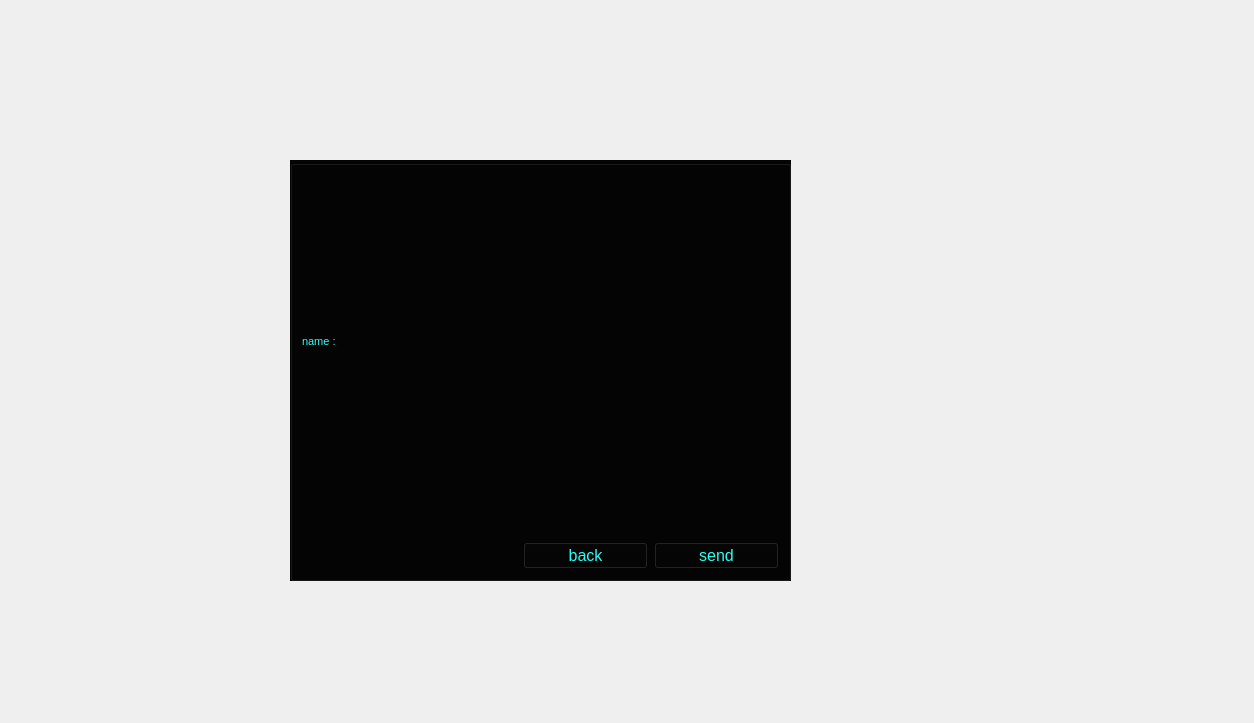
The window that massenger/joingroup_dialog.ui (MahanBeidokhti/AP-Messenger) describes before a commit, drawn with Qt 5.
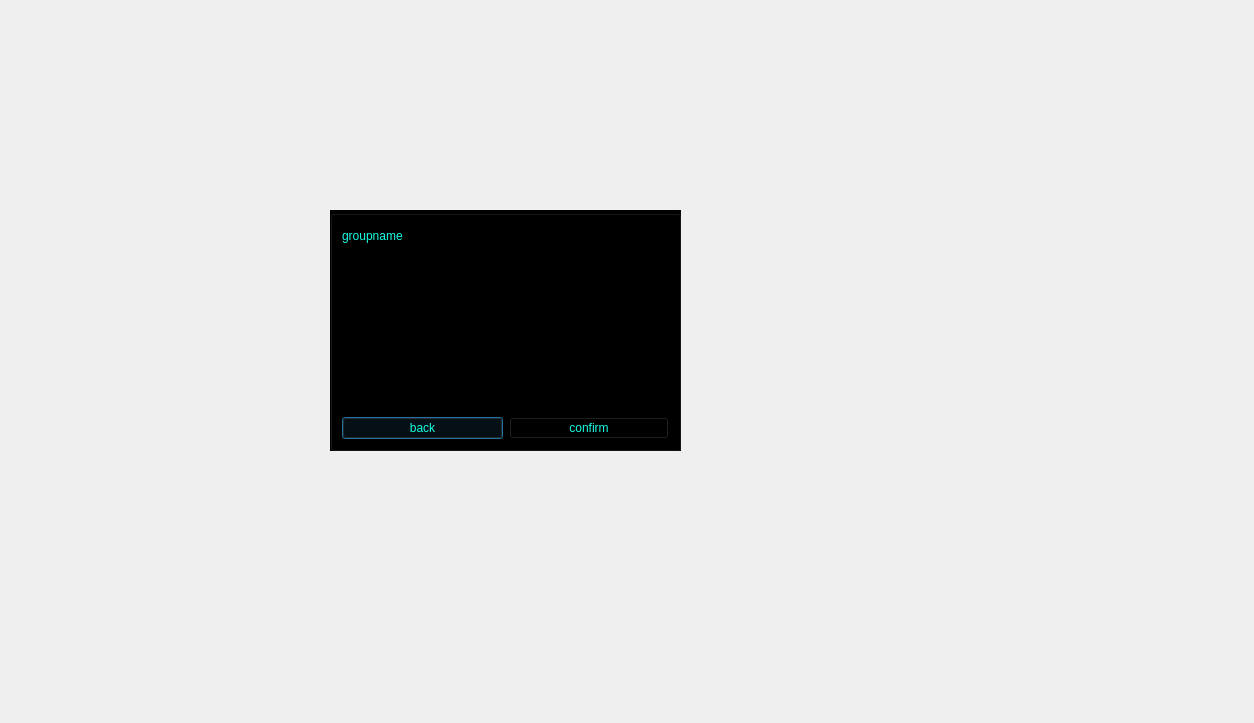
The same window after the commit. Icons and pictures are not drawn.

Commit message: join group and join channel has completed

```diff
--- a/massenger/joingroup_dialog.ui
+++ b/massenger/joingroup_dialog.ui
@@ -19,10 +19,10 @@
   <widget class="QGroupBox" name="groupinformation_groupBox">
    <property name="geometry">
     <rect>
-     <x>390</x>
-     <y>280</y>
-     <width>281</width>
-     <height>171</height>
+     <x>330</x>
+     <y>210</y>
+     <width>351</width>
+     <height>241</height>
     </rect>
    </property>
    <property name="styleSheet">
@@ -47,110 +47,27 @@
       </item>
      </layout>
     </item>
-    <item row="1" column="0">
+    <item row="2" column="0">
      <widget class="QPushButton" name="back_pushButton">
       <property name="text">
        <string>back</string>
       </property>
      </widget>
     </item>
-    <item row="1" column="1">
+    <item row="2" column="1">
      <widget class="QPushButton" name="confirm_pushButton">
       <property name="text">
        <string>confirm</string>
       </property>
      </widget>
     </item>
-   </layout>
-  </widget>
-  <widget class="QGroupBox" name="chat_groupBox">
-   <property name="geometry">
-    <rect>
-     <x>290</x>
-     <y>160</y>
-     <width>501</width>
-     <height>421</height>
-    </rect>
-   </property>
-   <property name="styleSheet">
-    <string notr="true">color: rgb(41, 255, 241);
-background-color: rgb(4, 4, 4);
-gridline-color: rgb(255, 71, 25);
-border-color: rgb(15, 255, 11);
-border-color: rgb(255, 23, 23);</string>
-   </property>
-   <property name="title">
-    <string/>
-   </property>
-   <layout class="QGridLayout" name="gridLayout">
-    <item row="0" column="0">
-     <widget class="QLabel" name="name_label">
-      <property name="font">
-       <font>
-        <pointsize>8</pointsize>
-       </font>
-      </property>
-      <property name="text">
-       <string>name :</string>
-      </property>
-     </widget>
-    </item>
-    <item row="0" column="1">
-     <widget class="QLineEdit" name="recieved_groupname_lineEdit">
-      <property name="font">
-       <font>
-        <pointsize>8</pointsize>
-       </font>
-      </property>
-     </widget>
-    </item>
-    <item row="0" column="2">
-     <widget class="QListView" name="massege_listView">
-      <property name="styleSheet">
-       <string notr="true">gridline-color: rgb(255, 102, 26);
-selection-background-color: rgb(255, 71, 39);
-border-top-color: rgb(255, 101, 24);</string>
-      </property>
-     </widget>
-    </item>
-    <item row="1" column="2">
-     <widget class="QLineEdit" name="send_lineEdit">
-      <property name="styleSheet">
-       <string notr="true">border-color: rgb(11, 255, 235);</string>
-      </property>
+    <item row="1" column="0" colspan="2">
+     <widget class="QLabel" name="error_label">
       <property name="text">
        <string/>
       </property>
      </widget>
     </item>
-    <item row="2" column="2">
-     <layout class="QHBoxLayout" name="horizontalLayout_2">
-      <item>
-       <widget class="QPushButton" name="back_chat_pushButton">
-        <property name="font">
-         <font>
-          <pointsize>12</pointsize>
-         </font>
-        </property>
-        <property name="text">
-         <string>back</string>
-        </property>
-       </widget>
-      </item>
-      <item>
-       <widget class="QPushButton" name="send_pushButton">
-        <property name="font">
-         <font>
-          <pointsize>12</pointsize>
-         </font>
-        </property>
-        <property name="text">
-         <string>send</string>
-        </property>
-       </widget>
-      </item>
-     </layout>
-    </item>
    </layout>
   </widget>
  </widget>
```
The commit also changes 10 other files.
